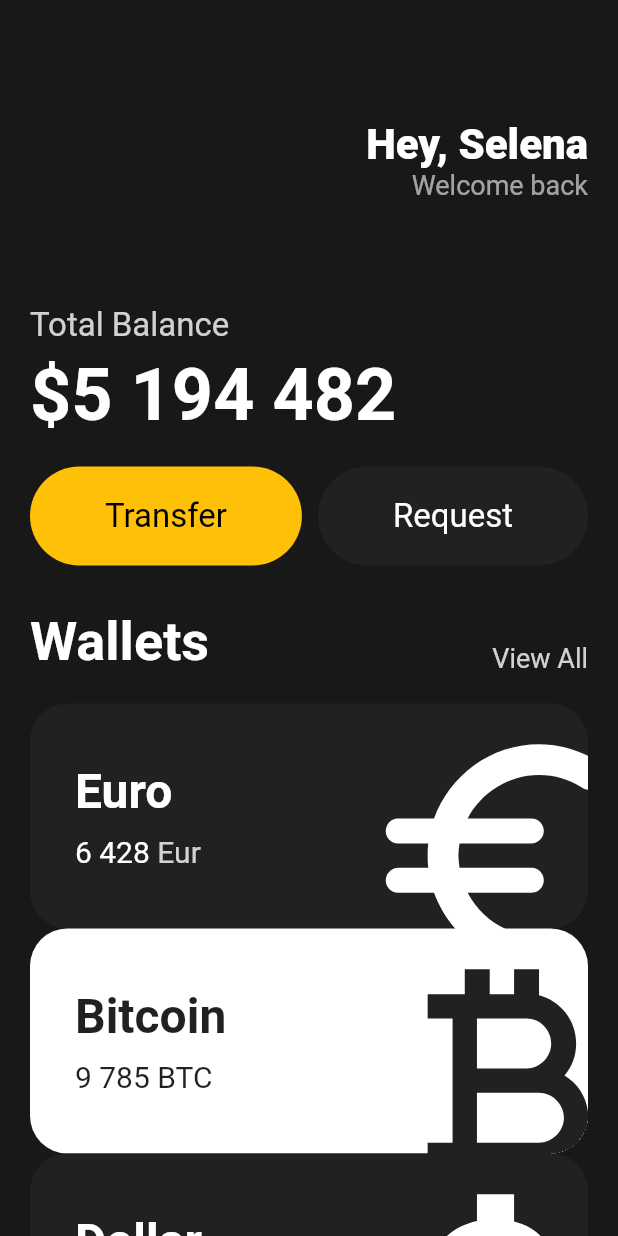
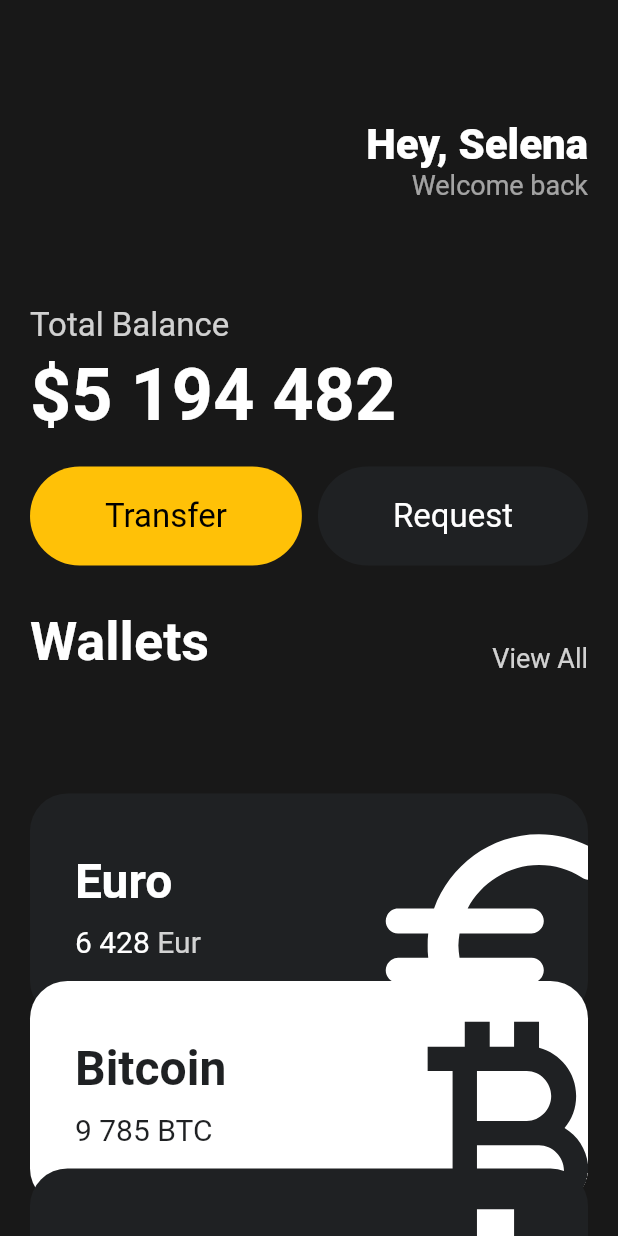
Before and after one commit to tacowasabii/Flutter-UI, a Flutter app: the screen it shows after launch, on a phone screen of 412 x 824 dp. Run offline on Flutter 3.47's test engine with Material 2 defaults, Android fonts, the phone set to English and light mode, and no system bars.

Commit message:
스크롤 기능과 카드 겹치기

```diff
--- a/lib/main.dart
+++ b/lib/main.dart
@@ -12,7 +12,8 @@ class MyApp extends StatelessWidget {
     return MaterialApp(
       home: Scaffold(
         backgroundColor: const Color(0xFF181818),
-        body: Padding(
+        body: SingleChildScrollView(
+          child: Padding(
             padding: const EdgeInsets.symmetric(
               horizontal: 20,
             ),
@@ -111,7 +112,7 @@ class MyApp extends StatelessWidget {
                   ],
                 ),
                 const SizedBox(
-                height: 20,
+                  height: 80,
                 ),
                 const CurrencyCard(
                   name: 'Euro',
@@ -120,20 +121,27 @@ class MyApp extends StatelessWidget {
                   icon: Icons.euro_rounded,
                   isInverted: false,
                 ),
-              const CurrencyCard(
+                Transform.translate(
+                  offset: const Offset(0, -25),
+                  child: const CurrencyCard(
                       name: 'Bitcoin',
                       code: 'BTC',
                       amount: '9 785',
                       icon: Icons.currency_bitcoin,
                       isInverted: true),
-              const CurrencyCard(
+                ),
+                Transform.translate(
+                  offset: const Offset(0, -50),
+                  child: const CurrencyCard(
                     name: 'Dollar',
                     code: 'USD',
                     amount: '428',
                     icon: Icons.attach_money_outlined,
                     isInverted: false,
+                  ),
                 )
               ],
+            ),
           ),
         ),
       ),
```
Lines whose indentation alone changed are shown as unchanged.
